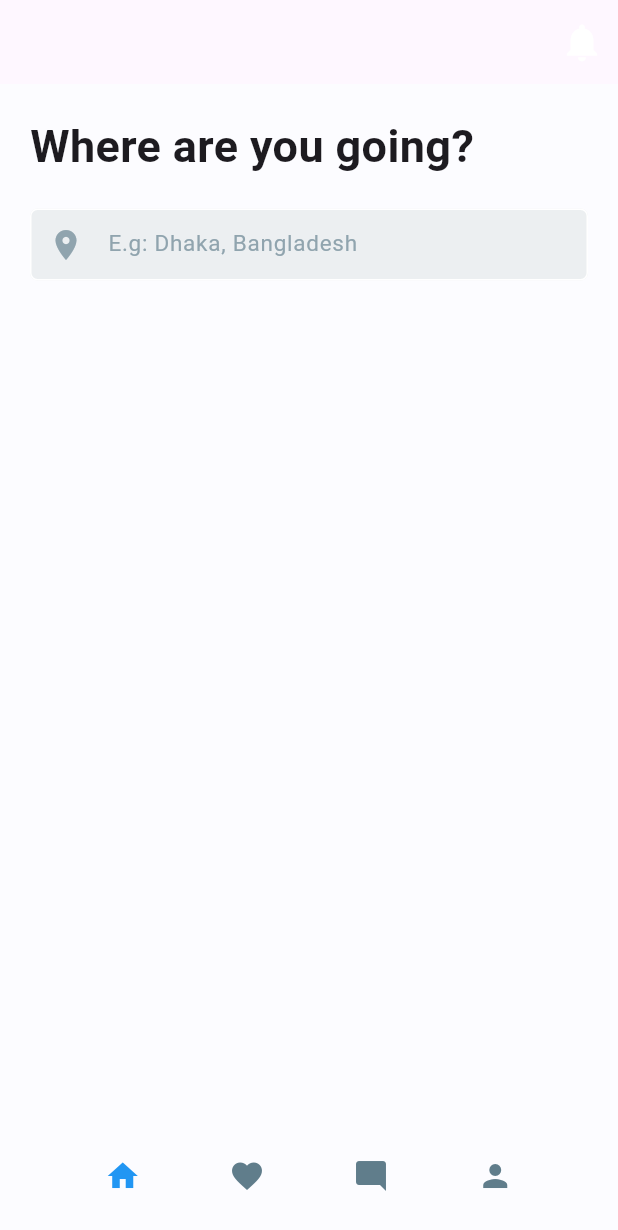
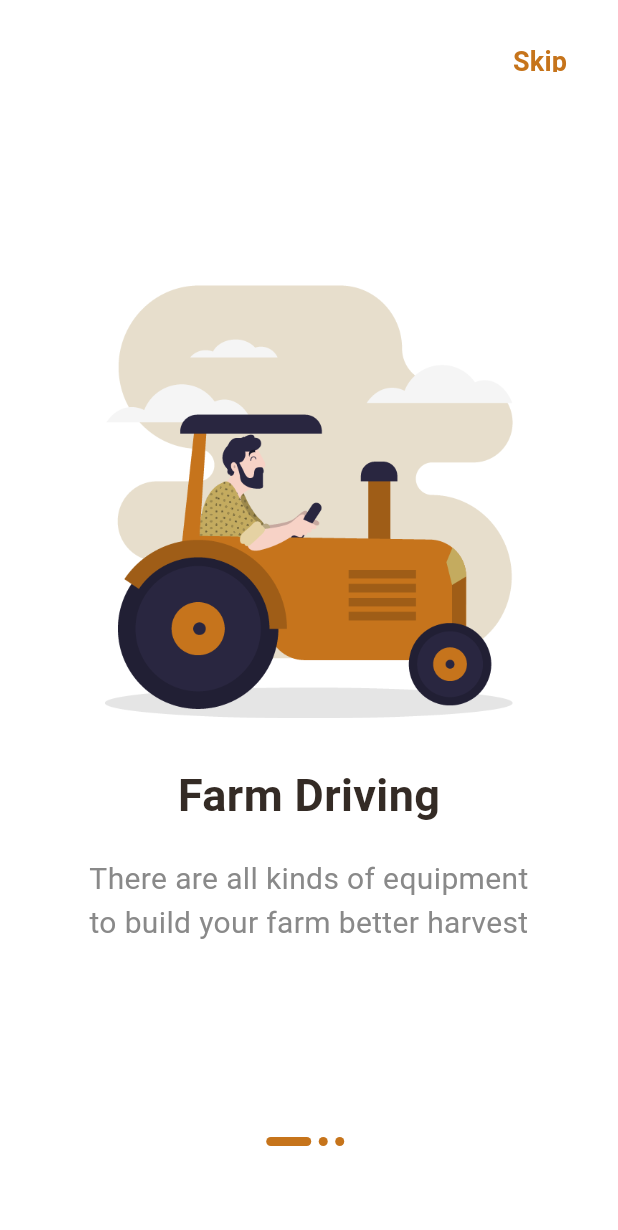
Before and after one commit to AfnanRakib/Bhromon, a Flutter app: the screen it shows after launch, on a phone screen of 412 x 824 dp. Shown: the top 1230 px of the screen. Run offline on Flutter 3.47's test engine with Material 3 defaults, Android fonts, the phone set to English and light mode, and no system bars; our stand-ins replace animate_do, flutter_riverpod, flutter_spinkit, google_maps_flutter, location; missing offline and left inert: flutter_polyline_points.

Commit message:
- google map, starting page, login & signup page added

```diff
--- a/lib/helpers/const.dart
+++ b/lib/helpers/const.dart
@@ -1,4 +1,20 @@
 import 'package:flutter/material.dart';
+
+class ColorSys {
+  static Color primary = Color.fromRGBO(52, 43, 37, 1);
+  static Color gray = Color.fromRGBO(137, 137, 137, 1);
+  static Color secoundry = Color.fromRGBO(198, 116, 27, 1);
+  static Color secoundryLight = Color.fromRGBO(90, 185, 141, 1);
+}
+
+class Strings {
+  static var stepOneTitle = "Farm Driving";
+  static var stepOneContent = "There are all kinds of equipment to build your farm better harvest";
+  static var stepTwoTitle = "Plant Growing";
+  static var stepTwoContent = "Be part of the agriculture and gives your team the  power you need to do your best";
+  static var stepThreeTitle = "Fast Harvesting";
+  static var stepThreeContent = "Your will be proud to be part of agriculture and it’s harvest";
+}
 
 class Constants {
   static String appName = "Bhromon";
--- a/lib/main.dart
+++ b/lib/main.dart
@@ -1,9 +1,10 @@
+import 'package:bhromon/pages/startpages.dart';
 import 'package:flutter/material.dart';
-import 'package:bhromon/pages/main_screen.dart';
 import 'package:bhromon/helpers/const.dart';
+import 'package:flutter_riverpod/flutter_riverpod.dart';
 
 void main() async {
-  runApp(MyApp());
+  runApp(const ProviderScope(child: const MyApp()));
 }
 
 class MyApp extends StatefulWidget {
@@ -20,7 +21,7 @@ class _MyAppState extends State<MyApp> {
       title: Constants.appName,
       theme: Constants.lightTheme,
       darkTheme: Constants.darkTheme,
-      home: MainScreen(),
+      home: IntroPage(),
     );
   }
 }
--- a/lib/pages/home.dart
+++ b/lib/pages/home.dart
@@ -1,9 +1,9 @@
 import 'dart:convert';
 import 'package:flutter/material.dart';
 import 'package:http/http.dart' as http;
-import '../helpers/AttractionModel.dart';
-import '../helpers/horizontal_place_item.dart';
-import '../helpers/vertical_place_item.dart';
+import 'package:bhromon/helpers/AttractionModel.dart';
+import 'package:bhromon/helpers/horizontal_place_item.dart';
+import 'package:bhromon/helpers/vertical_place_item.dart';
 
 class Home extends StatefulWidget {
   @override
--- a/lib/pages/main_screen.dart
+++ b/lib/pages/main_screen.dart
@@ -1,5 +1,6 @@
 import 'package:flutter/material.dart';
 import 'package:bhromon/pages/home.dart';
+import 'package:bhromon/pages/maps.dart';
 
 class MainScreen extends StatefulWidget {
   @override
@@ -26,8 +27,8 @@ class _MainScreenState extends State<MainScreen> {
           children: <Widget>[
             SizedBox(width: 7.0),
             barIcon(icon: Icons.home, page: 0),
-            barIcon(icon: Icons.favorite, page: 1),
-            barIcon(icon: Icons.mode_comment, page: 2,),
+            barIcon(icon: Icons.explore, page: 1),
+            barIcon(icon: Icons.messenger, page: 2,),
             barIcon(icon: Icons.person, page: 3),
             SizedBox(width: 7.0),
           ],
@@ -42,7 +43,7 @@ class _MainScreenState extends State<MainScreen> {
       case 0:
         return Home();
       case 1:
-        return Container();
+        return Container();//Maps();
       case 2:
         return Container();
       case 3:
--- /dev/null
+++ b/lib/pages/startpages.dart
@@ -0,0 +1,266 @@
+import 'package:animate_do/animate_do.dart';
+import 'package:flutter/material.dart';
+import 'package:flutter/widgets.dart';
+import 'package:bhromon/pages/login.dart';
+import 'package:bhromon/pages/signup.dart';
+import 'package:bhromon/helpers/const.dart';
+
+
+class StartPage extends StatelessWidget {
+  @override
+  Widget build(BuildContext context) {
+    return Scaffold(
+      body: SafeArea(
+        child: Container(
+          width: double.infinity,
+          height: MediaQuery.of(context).size.height,
+          padding: EdgeInsets.symmetric(horizontal: 30, vertical: 50),
+          child: Column(
+            mainAxisAlignment: MainAxisAlignment.spaceBetween,
+            crossAxisAlignment: CrossAxisAlignment.center,
+            children: <Widget>[
+              Column(
+                children: <Widget>[
+                  FadeInUp(duration: Duration(milliseconds: 1000), child:Text("Welcome", style: TextStyle(
+                      fontWeight: FontWeight.bold,
+                      fontSize: 30
+                  ),)),
+                  SizedBox(height: 20,),
+                  FadeInUp(duration: Duration(milliseconds: 1200), child: Text("Automatic identity verification which enables you to verify your identity",
+                    textAlign: TextAlign.center,
+                    style: TextStyle(
+                        color: Colors.grey[700],
+                        fontSize: 15
+                    ),)),
+                ],
+              ),
+              FadeInUp(duration: Duration(milliseconds: 1400), child: Container(
+                height: MediaQuery.of(context).size.height / 3,
+                decoration: BoxDecoration(
+                    image: DecorationImage(
+                        image: AssetImage('assets/Illustration.png')
+                    )
+                ),
+              )),
+              Column(
+                children: <Widget>[
+                  FadeInUp(duration: Duration(milliseconds: 1500), child: MaterialButton(
+                    minWidth: double.infinity,
+                    height: 60,
+                    onPressed: () {
+                      Navigator.push(context, MaterialPageRoute(builder: (context) => LoginPage()));
+                    },
+                    shape: RoundedRectangleBorder(
+                        side: BorderSide(
+                            color: Colors.black
+                        ),
+                        borderRadius: BorderRadius.circular(50)
+                    ),
+                    child: Text("Login", style: TextStyle(
+                        fontWeight: FontWeight.w600,
+                        fontSize: 18
+                    ),),
+                  )),
+                  SizedBox(height: 20,),
+                  FadeInUp(duration: Duration(milliseconds: 1600), child: Container(
+                    //padding: EdgeInsets.only(top: 3, left: 3),
+                    decoration: BoxDecoration(
+                        borderRadius: BorderRadius.circular(50),
+                        border: Border(
+                          bottom: BorderSide(color: Colors.black),
+                          top: BorderSide(color: Colors.black),
+                          left: BorderSide(color: Colors.black),
+                          right: BorderSide(color: Colors.black),
+                        )
+                    ),
+                    child: MaterialButton(
+                      minWidth: double.infinity,
+                      height: 60,
+                      onPressed: () {
+                        Navigator.push(context, MaterialPageRoute(builder: (context) => SignupPage()));
+                      },
+                      color: ColorSys.secoundryLight,
+                      elevation: 0,
+                      shape: RoundedRectangleBorder(
+                          borderRadius: BorderRadius.circular(50)
+                      ),
+                      child: Text("Sign up", style: TextStyle(
+                          fontWeight: FontWeight.w600,
+                          fontSize: 18
+                      ),),
+                    ),
+                  ))
+                ],
+              )
+            ],
+          ),
+        ),
+      ),
+    );
+  }
+}
+
+class IntroPage extends StatefulWidget {
+  @override
+  _IntroPageState createState() => _IntroPageState();
+}
+
+class _IntroPageState extends State<IntroPage> {
+  late PageController _pageController;
+  int currentIndex = 0;
+
+  @override
+  void initState() {
+    _pageController = PageController(
+        initialPage: 0
+    );
+    super.initState();
+  }
+
+  @override
+  void dispose() {
+    _pageController.dispose();
+    super.dispose();
+  }
+
+  @override
+  Widget build(BuildContext context) {
+    return Scaffold(
+      backgroundColor: Colors.white,
+      appBar: AppBar(
+        elevation: 0,
+        backgroundColor: Colors.white,
+        actions: <Widget>[
+          Padding(
+            padding: EdgeInsets.only(right: 20, top: 20),
+            child: TextButton(
+              onPressed: (){
+                Navigator.pushReplacement(context, MaterialPageRoute(builder: (context)=> StartPage()),);
+              },
+              child: Text(
+                 'Skip', style: TextStyle(
+                   color: ColorSys.secoundry,
+                   fontSize: 18,
+                   fontWeight: FontWeight.w600
+                ),
+               ),
+            ),
+          )
+        ],
+      ),
+      body: Stack(
+        alignment: Alignment.bottomCenter,
+        children: <Widget>[
+          PageView(
+            onPageChanged: (int page) {
+              setState(() {
+                currentIndex = page;
+              });
+            },
+            controller: _pageController,
+            children: <Widget>[
+              makePage(
+                  image: 'assets/step-one.png',
+                  title: Strings.stepOneTitle,
+                  content: Strings.stepOneContent
+              ),
+              makePage(
+                  reverse: true,
+                  image: 'assets/step-two.png',
+                  title: Strings.stepTwoTitle,
+                  content: Strings.stepTwoContent
+              ),
+              makePage(
+                  image: 'assets/step-three.png',
+                  title: Strings.stepThreeTitle,
+                  content: Strings.stepThreeContent
+              ),
+            ],
+          ),
+          Container(
+            margin: EdgeInsets.only(bottom: 60),
+            child: Row(
+              mainAxisAlignment: MainAxisAlignment.center,
+              children: _buildIndicator(),
+            ),
+          )
+        ],
+      ),
+    );
+  }
+
+  Widget makePage({image, title, content, reverse = false}) {
+    return Container(
+      padding: EdgeInsets.only(left: 50, right: 50, bottom: 60),
+      child: Column(
+        mainAxisAlignment: MainAxisAlignment.center,
+        children: <Widget>[
+          !reverse ?
+          Column(
+            children: <Widget>[
+              FadeInUp(
+                child: Padding(
+                  padding: EdgeInsets.symmetric(horizontal: 20),
+                  child: Image.asset(image),
+                ),
+              ),
+              SizedBox(height: 30,),
+            ],
+          ) : SizedBox(),
+          FadeInUp(
+              duration: Duration(milliseconds: 900),
+              child: Text(title, style: TextStyle(
+                  color: ColorSys.primary,
+                  fontSize: 30,
+                  fontWeight: FontWeight.bold
+              ),)),
+          SizedBox(height: 20,),
+          FadeInUp(
+              duration: Duration(milliseconds: 1200),
+              child: Text(content, textAlign: TextAlign.center, style: TextStyle(
+                  color: ColorSys.gray,
+                  fontSize: 20,
+                  fontWeight: FontWeight.w400
+              ),)),
+          reverse ?
+          Column(
+            children: <Widget>[
+              SizedBox(height: 30,),
+              Padding(
+                padding: EdgeInsets.symmetric(horizontal: 20),
+                child: Image.asset(image),
+              ),
+            ],
+          ) : SizedBox(),
+        ],
+      ),
+    );
+  }
+
+  Widget _indicator(bool isActive) {
+    return AnimatedContainer(
+      duration: Duration(milliseconds: 300),
+      height: 6,
+      width: isActive ? 30 : 6,
+      margin: EdgeInsets.only(right: 5),
+      decoration: BoxDecoration(
+          color: ColorSys.secoundry,
+          borderRadius: BorderRadius.circular(5)
+      ),
+    );
+  }
+
+  List<Widget> _buildIndicator() {
+    List<Widget> indicators = [];
+    for (int i = 0; i<3; i++) {
+      if (currentIndex == i) {
+        indicators.add(_indicator(true));
+      } else {
+        indicators.add(_indicator(false));
+      }
+    }
+
+    return indicators;
+  }
+
+}
```
Also changed, not shown: lib/pages/login.dart (added, +139 -0 lines), lib/pages/maps.dart (added, +142 -0 lines), lib/pages/signup.dart (added, +117 -0 lines), pubspec.yaml (+7 -5 lines), assets/Illustration.png (added), assets/background.png (added), assets/step-one.png (added), assets/step-three.png (added), assets/step-two.png (added), pubspec.lock, 1 other file.
